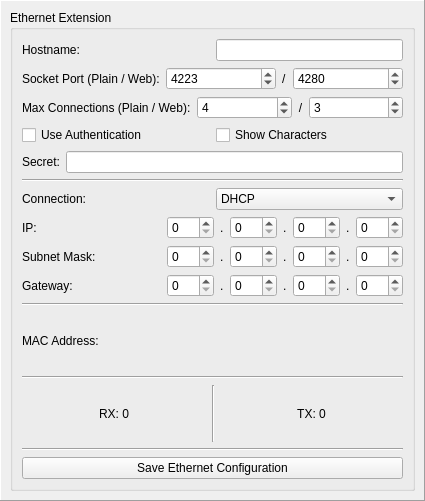
Tinkerforge/brickv, file src/brickv/plugin_system/plugins/master/ui/ethernet.ui: the form before one commit.
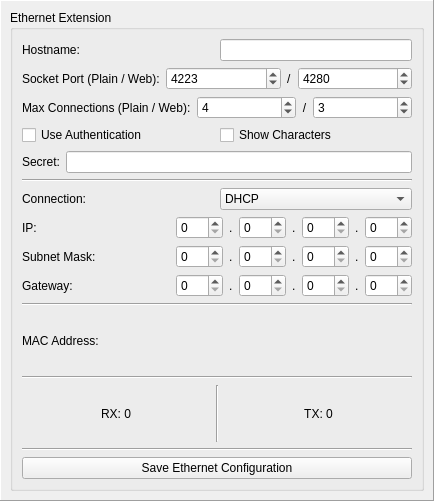
The form after the commit.

The edit to the form file:
```diff
--- a/src/brickv/plugin_system/plugins/master/ui/ethernet.ui
+++ b/src/brickv/plugin_system/plugins/master/ui/ethernet.ui
@@ -6,7 +6,7 @@
    <rect>
     <x>0</x>
     <y>0</y>
-    <width>425</width>
+    <width>434</width>
     <height>501</height>
    </rect>
   </property>
```
Left out of the diff: 3 changed lines with no effect on the pictures.
